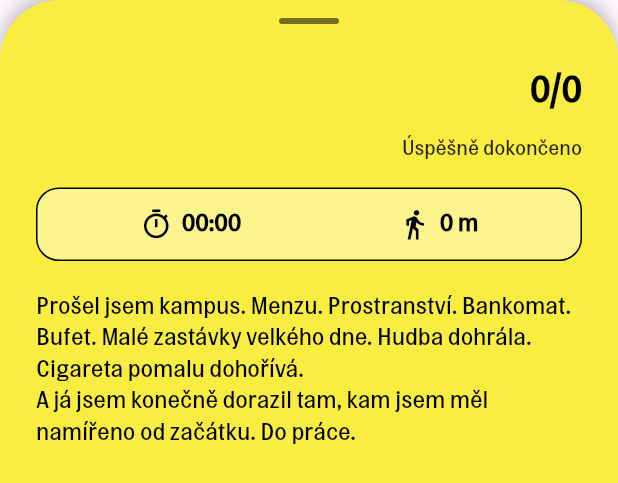
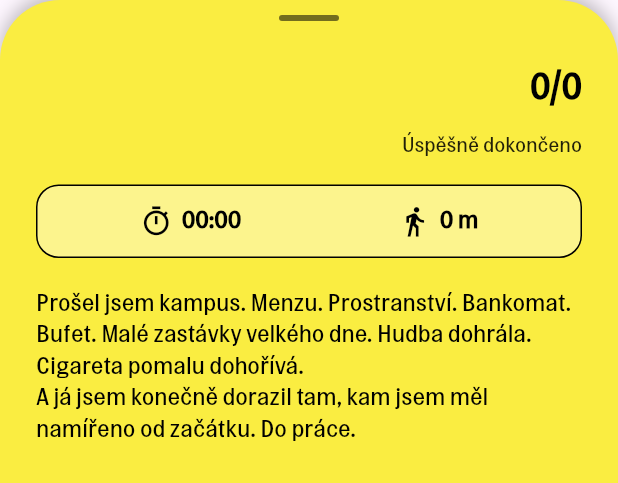
Before and after one commit to MarekDanek/BOD.UJEP, a Flutter app: the ArchivMisePopup widget shown alone on an empty page, opened directly with empty values, on a phone screen of 412 x 824 dp. Shown: the top 483 px of the screen. Run offline on Flutter 3.47's test engine with Material 3 defaults, Android fonts, the phone set to English and light mode, and no system bars; our stand-ins replace audioplayers, flutter_compass, flutter_map, flutter_svg, geolocator, latlong2 and 1 more; accounts and stored records are empty.

Commit message:
úpravy vzhledu
přidání místa na spodu obrazovky aby šly popupy vysunout výš - spodní text jde vidět celý

```diff
--- a/flutter_app/lib/widgets/archiv_mise_popup.dart
+++ b/flutter_app/lib/widgets/archiv_mise_popup.dart
@@ -36,7 +36,7 @@ class ArchivMisePopup extends StatelessWidget {
 
       child: ListView(
         controller: scrollController,
-        padding: const EdgeInsets.only(left: 24, right: 24, top: 12, bottom: 40),
+        padding: const EdgeInsets.only(left: 24, right: 24, top: 10, bottom: 10),
         children: [
           Center(
             child: Container(
@@ -112,6 +112,7 @@ class ArchivMisePopup extends StatelessWidget {
             'Prošel jsem kampus. Menzu. Prostranství. Bankomat. Bufet. Malé zastávky velkého dne. Hudba dohrála. Cigareta pomalu dohořívá.\nA já jsem konečně dorazil tam, kam jsem měl namířeno od začátku. Do práce.',
             style: TextStyle(fontSize: 16, color: Colors.black, height: 1.3),
           ),
+          const SizedBox(height: 40),
         ],
       ),
     );
--- a/flutter_app/lib/widgets/konec_mise_popup.dart
+++ b/flutter_app/lib/widgets/konec_mise_popup.dart
@@ -199,7 +199,7 @@ class _KonecMisePopupState extends State<KonecMisePopup> {
               child: const Text('Uzavřít', style: TextStyle(fontSize: 18, fontWeight: FontWeight.bold, color: Colors.black)),
             ),
           ),
-          const SizedBox(height: 40),
+          const SizedBox(height: 80),
         ],
       ),
     );
--- a/flutter_app/lib/widgets/mise_popup.dart
+++ b/flutter_app/lib/widgets/mise_popup.dart
@@ -36,7 +36,7 @@ class MisePopup extends StatelessWidget {
                 ),
               ),
             ),
-            const SizedBox(height: 10), // Trochu zmenšená mezera kvůli křížku
+            const SizedBox(height: 30), // Trochu zmenšená mezera kvůli křížku
             Padding(
               padding: const EdgeInsets.only(left: 24.0, right: 16.0), // Upravený padding pro křížek
               child: Row(
@@ -143,7 +143,7 @@ class MisePopup extends StatelessWidget {
                 ),
               ),
             ),
-            const SizedBox(height: 30),
+            const SizedBox(height: 80),
           ],
         ),
       ),
--- a/flutter_app/lib/widgets/panel_dorazil.dart
+++ b/flutter_app/lib/widgets/panel_dorazil.dart
@@ -16,7 +16,7 @@ class PanelDorazil extends StatelessWidget {
   @override
   Widget build(BuildContext context) {
     return Positioned(
-      bottom: 40,
+      bottom: 50,
       left: 20,
       right: 20,
       child: Container(
--- a/flutter_app/lib/widgets/panel_presun.dart
+++ b/flutter_app/lib/widgets/panel_presun.dart
@@ -14,7 +14,7 @@ class PanelPresun extends StatelessWidget {
   @override
   Widget build(BuildContext context) {
     return Positioned(
-      bottom: 40,
+      bottom: 50,
       left: 20,
       right: 20,
       child: Container(
@@ -34,6 +34,7 @@ class PanelPresun extends StatelessWidget {
                   Text(bodData.nazevBodu, style: const TextStyle(fontSize: 22, fontWeight: FontWeight.bold, color: Colors.black)),
                   const SizedBox(height: 5),
                   Text('Přesuň se na BOD$aktualniBod.\nOtevře se ti pokračování příběhu.', style: const TextStyle(fontSize: 14, fontWeight: FontWeight.w600, color: Colors.black)),
+
                 ],
               ),
             ),
@@ -46,6 +47,7 @@ class PanelPresun extends StatelessWidget {
           ],
         ),
       ),
+
     );
   }
 }
```
Also changed, not shown: flutter_app/pubspec.lock.
